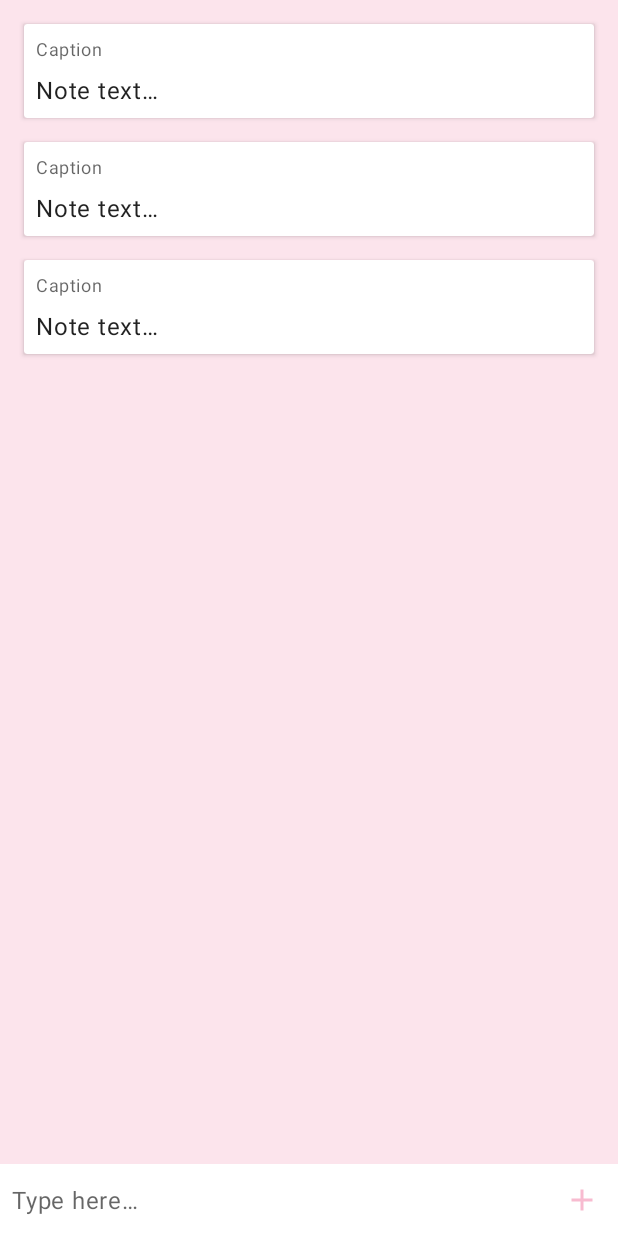
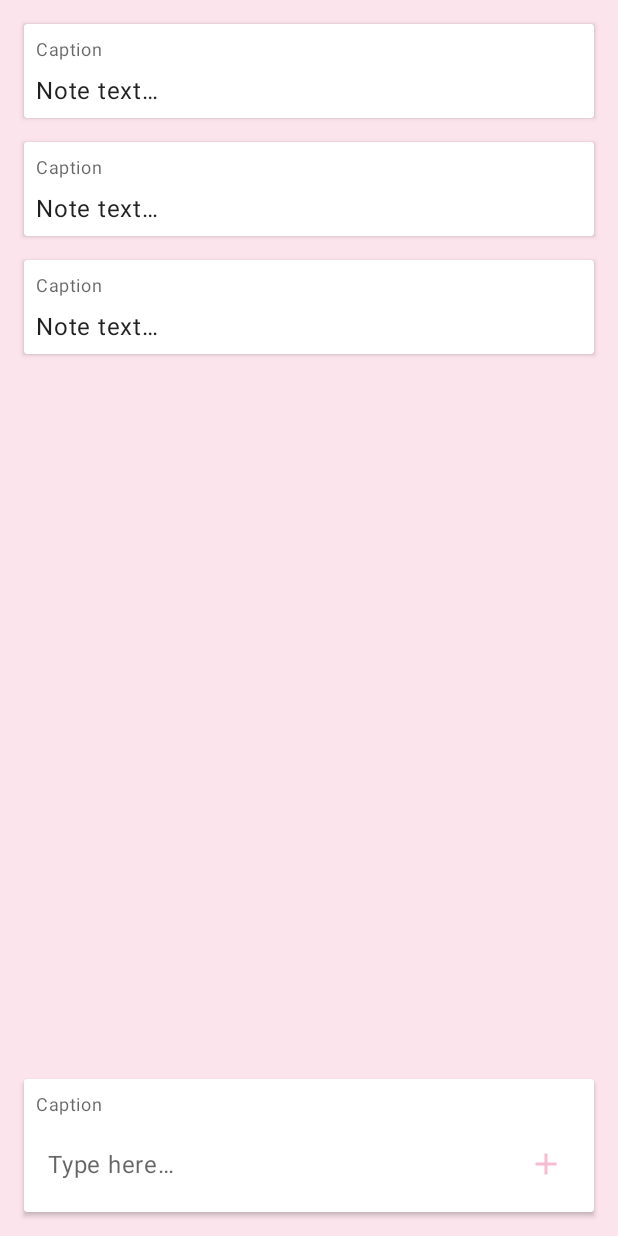
Before and after one commit to devlee-team/Notes, an Android app: the layout main_fragment.xml on its own in the app's theme, with its tools: preview values and no code run, on a phone screen of 412 x 824 dp. Run offline under Robolectric (Android 15) with nearby library versions, the phone set to English and light mode, and no system bars.

Commit message:
Restyle input as card

```diff
--- a/app/src/main/java/org/devlee/example/mvvm/notes/App.kt
+++ b/app/src/main/java/org/devlee/example/mvvm/notes/App.kt
@@ -6,6 +6,7 @@ import org.devlee.example.mvvm.notes.locator.ServiceLocator
 import org.devlee.example.mvvm.notes.locator.locate
 import org.devlee.example.mvvm.notes.repository.Repository
 import org.devlee.example.mvvm.notes.repository.room.NotesDatabase
+import org.devlee.example.mvvm.notes.repository.room.NotesDatabaseImpl
 
 class App: Application() {
 
@@ -13,7 +14,7 @@ class App: Application() {
         super.onCreate()
 
         ServiceLocator.register<Context>(this)
-        ServiceLocator.register(NotesDatabase.create(locate()))
+        ServiceLocator.register<NotesDatabase>(NotesDatabaseImpl.create(locate()))
         ServiceLocator.register(Repository(locate()))
     }
 }
--- a/app/src/main/java/org/devlee/example/mvvm/notes/repository/Repository.kt
+++ b/app/src/main/java/org/devlee/example/mvvm/notes/repository/Repository.kt
@@ -3,6 +3,7 @@ package org.devlee.example.mvvm.notes.repository
 import kotlinx.coroutines.flow.Flow
 import org.devlee.example.mvvm.notes.repository.room.Note
 import org.devlee.example.mvvm.notes.repository.room.NotesDatabase
+import org.devlee.example.mvvm.notes.repository.room.NotesDatabaseImpl
 
 class Repository(
     private val db: NotesDatabase,
--- a/app/src/main/java/org/devlee/example/mvvm/notes/ui/main/MainFragment.kt
+++ b/app/src/main/java/org/devlee/example/mvvm/notes/ui/main/MainFragment.kt
@@ -41,6 +41,7 @@ class MainFragment : Fragment() {
         }
 
         viewModel.notes.onEach(::renderNotes).launchIn(lifecycleScope)
+        viewModel.newCaption.onEach(::renderCaption).launchIn(lifecycleScope)
 
     }
 
@@ -54,6 +55,10 @@ class MainFragment : Fragment() {
         }
     }
 
+    private fun renderCaption(caption: String) {
+        views { captionTextView.text = caption }
+    }
+
     private fun renderNotes(notes: List<Note>) {
         adapter?.submitList(notes)
     }
--- a/app/src/main/res/layout/main_fragment.xml
+++ b/app/src/main/res/layout/main_fragment.xml
@@ -5,6 +5,7 @@
     android:id="@+id/main"
     android:layout_width="match_parent"
     android:layout_height="match_parent"
+    android:background="?colorPrimary"
 
     tools:context=".ui.main.MainFragment">
 
@@ -12,18 +13,45 @@
         android:id="@+id/notesList"
         android:layout_width="0dp"
         android:layout_height="0dp"
-        android:background="?colorPrimary"
         android:fadingEdgeLength="@dimen/fading"
         android:requiresFadingEdge="vertical"
+        android:background="@null"
         tools:listitem="@layout/note_list_item"
         android:padding="@dimen/content_margin"
         app:layoutManager="androidx.recyclerview.widget.LinearLayoutManager"
         app:layout_constraintStart_toStartOf="parent"
         app:layout_constraintEnd_toEndOf="parent"
         app:layout_constraintTop_toTopOf="parent"
-        app:layout_constraintBottom_toTopOf="@+id/addNoteEditText"
+        app:layout_constraintBottom_toTopOf="@+id/inputCard"
         />
 
+    <androidx.cardview.widget.CardView
+        android:id="@+id/inputCard"
+        android:layout_width="match_parent"
+        android:layout_height="wrap_content"
+        android:layout_margin="@dimen/input_margin"
+        app:layout_constraintBottom_toBottomOf="parent"
+        app:layout_constraintEnd_toEndOf="parent"
+        app:layout_constraintStart_toStartOf="parent"
+        app:layout_constraintTop_toBottomOf="@+id/notesList">
+
+        <androidx.constraintlayout.widget.ConstraintLayout
+            android:layout_width="match_parent"
+            android:layout_height="wrap_content"
+            android:padding="@dimen/content_margin"
+            android:orientation="vertical">
+            <TextView
+                android:id="@+id/captionTextView"
+                android:layout_width="match_parent"
+                android:layout_height="wrap_content"
+                android:layout_marginBottom="@dimen/field_margin"
+                style="@style/TextAppearance.MaterialComponents.Caption"
+                tools:text="Caption"
+                app:layout_constraintBottom_toTopOf="@+id/addNoteEditText"
+                app:layout_constraintEnd_toStartOf="@+id/addButton"
+                app:layout_constraintStart_toStartOf="parent"
+                app:layout_constraintTop_toTopOf="parent"
+                />
             <EditText
                 android:id="@+id/addNoteEditText"
                 android:layout_width="0dp"
@@ -38,7 +66,7 @@
                 app:layout_constraintBottom_toBottomOf="parent"
                 app:layout_constraintEnd_toStartOf="@+id/addButton"
                 app:layout_constraintStart_toStartOf="parent"
-        app:layout_constraintTop_toBottomOf="@+id/notesList" />
+                app:layout_constraintTop_toBottomOf="@+id/captionTextView" />
 
             <ImageView
                 android:id="@+id/addButton"
@@ -52,5 +80,9 @@
                 app:layout_constraintTop_toTopOf="@+id/addNoteEditText"
                 app:layout_constraintBottom_toBottomOf="@+id/addNoteEditText"
                 />
+        </androidx.constraintlayout.widget.ConstraintLayout>
+
+
+    </androidx.cardview.widget.CardView>
 
 </androidx.constraintlayout.widget.ConstraintLayout>
--- a/app/src/main/res/values/dimens.xml
+++ b/app/src/main/res/values/dimens.xml
@@ -3,6 +3,7 @@
     <dimen name="add_note_button_size">48dp</dimen>
     <dimen name="add_note_height">48dp</dimen>
     <dimen name="content_margin">8dp</dimen>
+    <dimen name="input_margin">16dp</dimen>
     <dimen name="field_margin">8dp</dimen>
     <dimen name="fading">48dp</dimen>
 </resources>
```
Also changed, not shown: app/src/main/java/org/devlee/example/mvvm/notes/repository/room/NotesDatabase.kt (+2 -18 lines), app/src/main/java/org/devlee/example/mvvm/notes/repository/room/NotesDatabaseImpl.kt (added, +20 -0 lines), app/src/main/java/org/devlee/example/mvvm/notes/ui/main/MainViewModel.kt (+8 -0 lines). Lines whose indentation alone changed are shown as unchanged.
